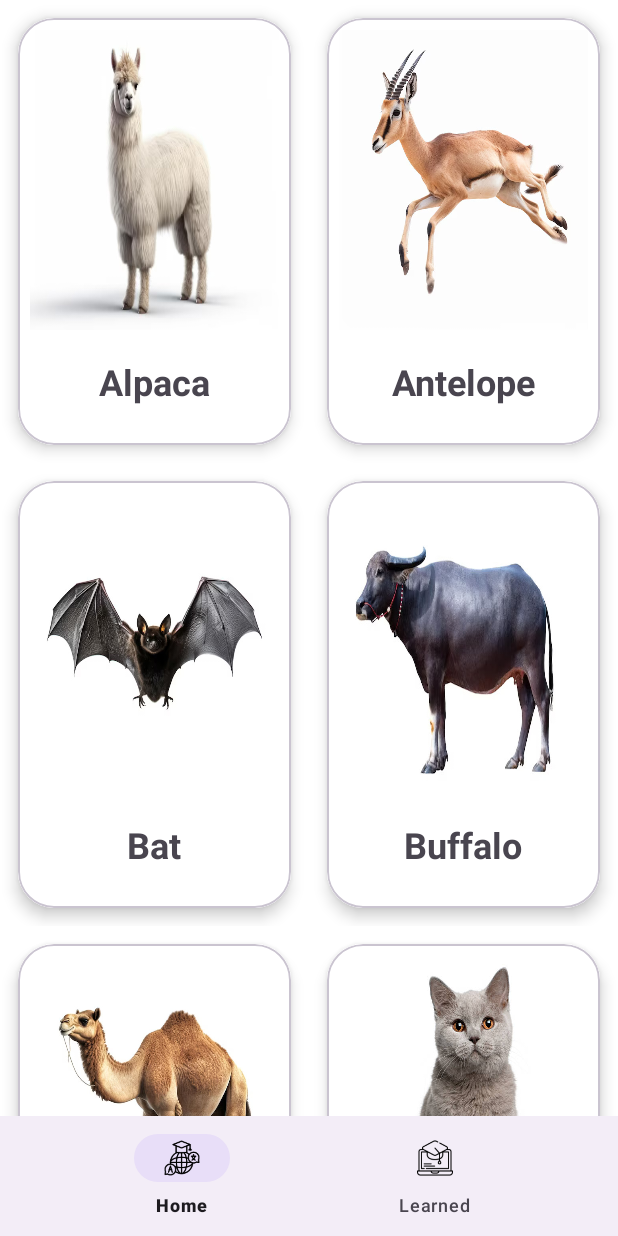
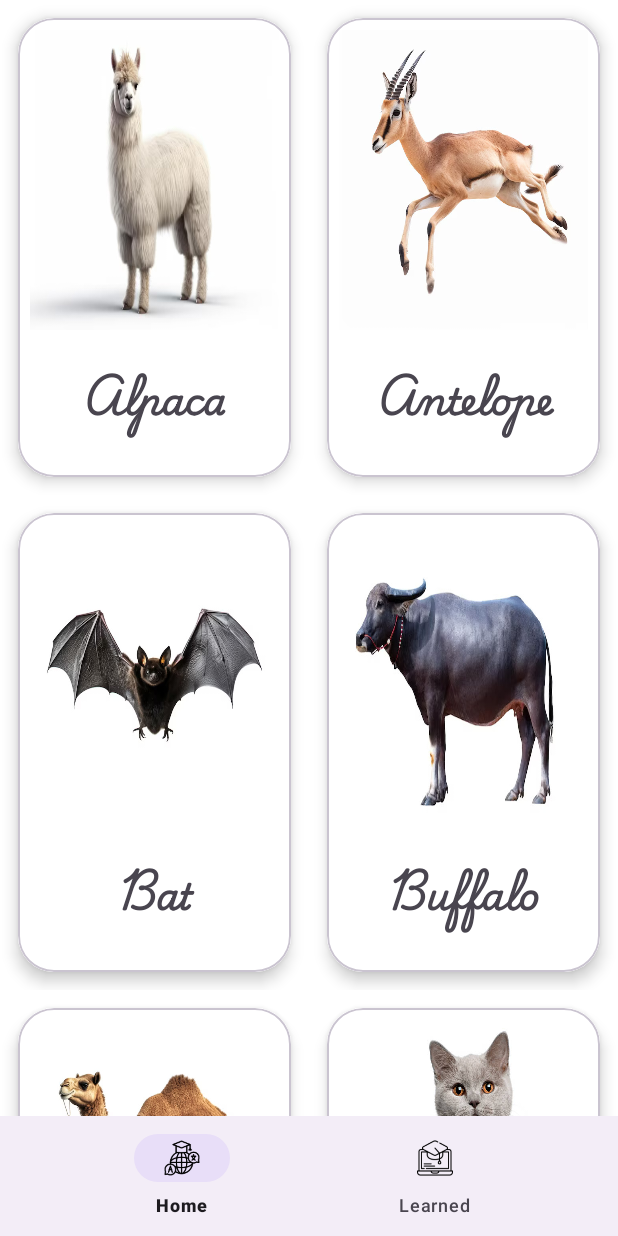
Before and after one commit to HalilllYlmz/Sevimli-Dostlar, an Android app built with Jetpack Compose: the screen it shows after launch (MainActivity), on a phone screen of 412 x 824 dp. Run offline under Robolectric (Android 15) with nearby library versions, the phone set to English and light mode, and no system bars; our stand-ins replace navigation-ui.

Commit message:
font added

```diff
--- a/app/src/main/res/layout/item_layout_all_words.xml
+++ b/app/src/main/res/layout/item_layout_all_words.xml
@@ -35,6 +35,7 @@
                 android:layout_height="wrap_content"
                 android:layout_margin="12dp"
                 android:gravity="center"
+                android:fontFamily="@font/playwritecu_regular"
                 android:padding="6dp"
                 android:textSize="24sp"
                 android:textStyle="bold"
```
Also changed, not shown: app/src/main/assets/images/jellyfish.jpg (added), app/src/main/res/font/playwritecu_extralight.ttf (added), app/src/main/res/font/playwritecu_light.ttf (added), app/src/main/res/font/playwritecu_regular.ttf (added), app/src/main/res/font/playwritecu_thin.ttf (added).
